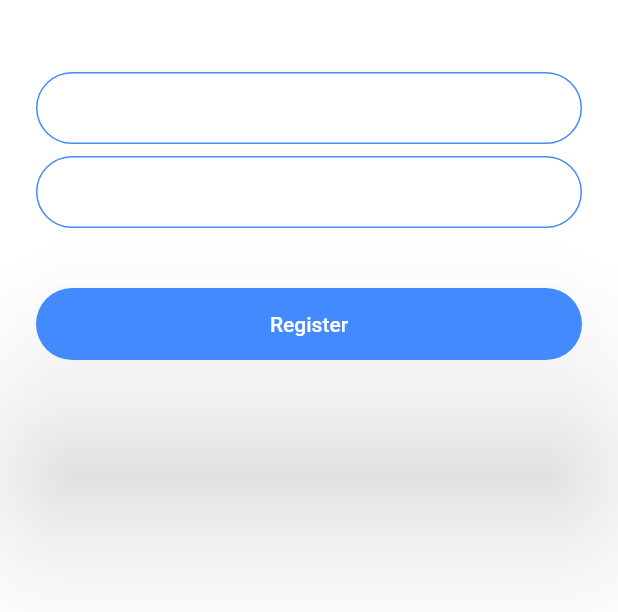
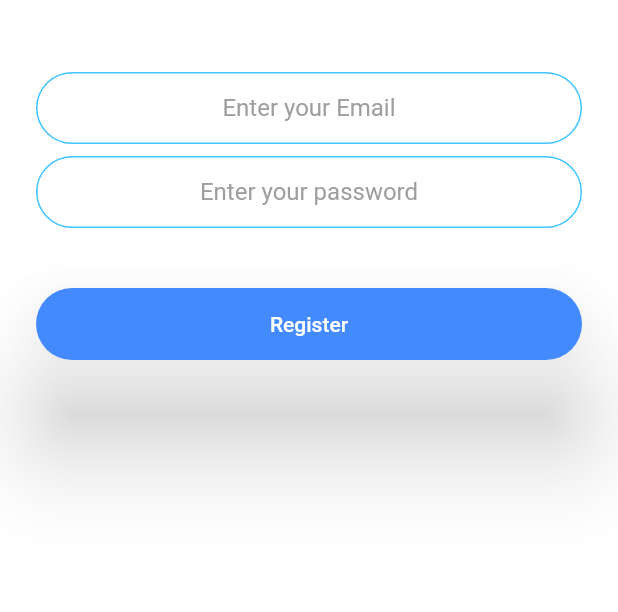
Before and after one commit to aliAbderehman/chatting_app_firebase, a Flutter app: the screen it shows after launch, after a tap on "Register", on a phone screen of 412 x 824 dp, the part 576-1188 px from its top. Run offline on Flutter 3.47's test engine with Material 2 defaults, Android fonts, the phone set to English and light mode, and no system bars; project files that could hold a hidden picture were left out.

Commit message:
updated with firebse

```diff
--- /dev/null
+++ b/lib/component/component.dart
@@ -0,0 +1,90 @@
+import 'package:flutter/material.dart';
+
+class CustomButton extends StatelessWidget {
+  late String? label;
+  Function pressed;
+
+  Color buttonColor;
+
+  CustomButton(
+      {Key? key, this.label, required this.buttonColor, required this.pressed})
+      : super(key: key);
+
+  @override
+  Widget build(BuildContext context) {
+    return Padding(
+      padding: const EdgeInsets.symmetric(vertical: 16.0),
+      child: Material(
+        elevation: 30.0,
+        color: buttonColor,
+        borderRadius: BorderRadius.circular(30.0),
+        child: MaterialButton(
+          onPressed: () => pressed(),
+          minWidth: 200.0,
+          height: 42.0,
+          child: Text(
+            label!,
+          ),
+        ),
+      ),
+    );
+  }
+}
+
+class CustomTextField extends StatelessWidget {
+  late String labelText;
+  TextInputType? keyboard;
+
+  CustomTextField({Key? key, required this.labelText, this.keyboard})
+      : super(key: key);
+
+  bool setObsecure() {
+    if (keyboard == TextInputType.emailAddress) {
+      return false;
+    } else {
+      return true;
+    }
+  }
+
+  @override
+  Widget build(BuildContext context) {
+    return TextField(
+      onChanged: (value) {
+        //Do something with the user input.
+      },
+      style: const TextStyle(color: Colors.black),
+      keyboardType: keyboard,
+      obscureText: setObsecure(),
+      textAlign: TextAlign.center,
+      decoration: InputDecoration(
+        hintText: labelText,
+        hintStyle: const TextStyle(color: Colors.grey),
+        contentPadding:
+            const EdgeInsets.symmetric(vertical: 10.0, horizontal: 20.0),
+        border: const OutlineInputBorder(
+          borderRadius: BorderRadius.all(Radius.circular(32.0)),
+        ),
+        enabledBorder: const OutlineInputBorder(
+          borderSide: BorderSide(color: Colors.lightBlueAccent, width: 1.0),
+          borderRadius: BorderRadius.all(Radius.circular(32.0)),
+        ),
+        focusedBorder: const OutlineInputBorder(
+          borderSide: BorderSide(color: Colors.lightBlueAccent, width: 2.0),
+          borderRadius: BorderRadius.all(Radius.circular(32.0)),
+        ),
+      ),
+    );
+  }
+}
+
+class FlashLogo extends StatelessWidget {
+  double? height;
+  FlashLogo({super.key, this.height});
+  @override
+  Widget build(BuildContext context) {
+    return SizedBox(
+      height: height,
+      child: Image.asset('images/logo.png'),
+    );
+  }
+}
--- a/lib/main.dart
+++ b/lib/main.dart
@@ -4,9 +4,11 @@ import 'package:chatting_app/screens/login_screen.dart';
 import 'package:chatting_app/screens/registration_screen.dart';
 import 'package:chatting_app/screens/chat_screen.dart';
 
-void main() => runApp(FlashChat());
+void main() => runApp(const FlashChat());
 
 class FlashChat extends StatelessWidget {
+  const FlashChat({super.key});
+
   @override
   Widget build(BuildContext context) {
     return MaterialApp(
--- a/lib/screens/registration_screen.dart
+++ b/lib/screens/registration_screen.dart
@@ -1,7 +1,10 @@
 import 'package:flutter/material.dart';
+import '../component/component.dart';
 
 class RegistrationScreen extends StatefulWidget {
   static String id = 'registration_screen';
+
+  const RegistrationScreen({super.key});
   @override
   _RegistrationScreenState createState() => _RegistrationScreenState();
 }
@@ -12,91 +15,42 @@ class _RegistrationScreenState extends State<RegistrationScreen> {
     return Scaffold(
       backgroundColor: Colors.white,
       body: Padding(
-        padding: EdgeInsets.symmetric(horizontal: 24.0),
+        padding: const EdgeInsets.symmetric(horizontal: 24.0),
         child: Column(
           mainAxisAlignment: MainAxisAlignment.center,
           crossAxisAlignment: CrossAxisAlignment.stretch,
           children: <Widget>[
             Hero(
-              tag: 'logo',
-              child: SizedBox(
-                height: 200.0,
-                child: Image.asset('images/logo.png'),
-              ),
-            ),
+                tag: 'logo',
+                child: FlashLogo(
+                  height: 200.0,
+                )),
             const SizedBox(
               height: 48.0,
             ),
-            TextField(
-              onChanged: (value) {
-                //Do something with the user input.
-              },
-              decoration: const InputDecoration(
-                hintText: 'Enter your email',
-                contentPadding:
-                    EdgeInsets.symmetric(vertical: 10.0, horizontal: 20.0),
-                border: OutlineInputBorder(
-                  borderRadius: BorderRadius.all(Radius.circular(32.0)),
-                ),
-                enabledBorder: OutlineInputBorder(
-                  borderSide: BorderSide(color: Colors.blueAccent, width: 1.0),
-                  borderRadius: BorderRadius.all(Radius.circular(32.0)),
-                ),
-                focusedBorder: OutlineInputBorder(
-                  borderSide: BorderSide(color: Colors.blueAccent, width: 2.0),
-                  borderRadius: BorderRadius.all(Radius.circular(32.0)),
-                ),
-              ),
+            CustomTextField(
+              labelText: 'Enter your Email',
+              keyboard: TextInputType.emailAddress,
             ),
             const SizedBox(
               height: 8.0,
             ),
-            TextField(
-              onChanged: (value) {
-                //Do something with the user input.
-              },
-              decoration: const InputDecoration(
-                hintText: 'Enter your password',
-                contentPadding:
-                    EdgeInsets.symmetric(vertical: 10.0, horizontal: 20.0),
-                border: OutlineInputBorder(
-                  borderRadius: BorderRadius.all(Radius.circular(32.0)),
-                ),
-                enabledBorder: OutlineInputBorder(
-                  borderSide: BorderSide(color: Colors.blueAccent, width: 1.0),
-                  borderRadius: BorderRadius.all(Radius.circular(32.0)),
-                ),
-                focusedBorder: OutlineInputBorder(
-                  borderSide: BorderSide(color: Colors.blueAccent, width: 2.0),
-                  borderRadius: BorderRadius.all(Radius.circular(32.0)),
-                ),
-              ),
+            CustomTextField(
+              labelText: 'Enter your password',
+              keyboard: TextInputType.visiblePassword,
             ),
             const SizedBox(
               height: 24.0,
             ),
             Hero(
-              tag: 'registerButton',
-              child: Padding(
-                padding: EdgeInsets.symmetric(vertical: 16.0),
-                child: Material(
-                  color: Colors.blueAccent,
-                  borderRadius: BorderRadius.all(Radius.circular(30.0)),
-                  elevation: 50.0,
-                  child: MaterialButton(
-                    onPressed: () {
-                      //Implement registration functionality.
-                    },
-                    minWidth: 200.0,
-                    height: 42.0,
-                    child: Text(
-                      'Register',
-                      style: TextStyle(color: Colors.white),
-                    ),
-                  ),
-                ),
-              ),
-            ),
+                tag: 'registerButton',
+                child: CustomButton(
+                  buttonColor: Colors.blueAccent,
+                  label: 'Register',
+                  pressed: () {
+                    //do something
+                  },
+                )),
           ],
         ),
       ),
--- a/lib/screens/welcome_screen.dart
+++ b/lib/screens/welcome_screen.dart
@@ -1,9 +1,13 @@
 import 'package:chatting_app/screens/login_screen.dart';
 import 'package:flutter/material.dart';
 import 'registration_screen.dart';
+// import 'package:flutter/animation.dart';
+import '../component/component.dart';
 
 class WelcomeScreen extends StatefulWidget {
   static String id = 'welcome_screen';
+
+  const WelcomeScreen({super.key});
   @override
   _WelcomeScreenState createState() => _WelcomeScreenState();
 }
@@ -12,14 +16,16 @@ class _WelcomeScreenState extends State<WelcomeScreen>
     with TickerProviderStateMixin {
   late AnimationController controller;
   late Animation curveAnim;
-
+  late TextStyleTween textAnimation;
   @override
   void initState() {
     super.initState();
+
     controller = AnimationController(
       vsync: this,
-      duration: const Duration(seconds: 2),
+      duration: const Duration(seconds: 1),
     );
+
     curveAnim = CurvedAnimation(parent: controller, curve: Curves.bounceOut);
 
     controller.forward();
@@ -28,11 +34,16 @@ class _WelcomeScreenState extends State<WelcomeScreen>
     });
 
     controller.addListener((() {
-      print(controller.value);
-
       setState(() {});
     }));
-    print(controller.status);
+
+    textAnimation = TextStyleTween(
+      begin: TextStyle(
+        fontSize: curveAnim.value * 100,
+        fontWeight: FontWeight.w900,
+      ),
+      end: const TextStyle(fontSize: 20),
+    );
   }
 
   @override
@@ -40,7 +51,7 @@ class _WelcomeScreenState extends State<WelcomeScreen>
     return Scaffold(
       backgroundColor: Colors.white,
       body: Padding(
-        padding: EdgeInsets.symmetric(horizontal: 24.0),
+        padding: const EdgeInsets.symmetric(horizontal: 24.0),
         child: Column(
           mainAxisAlignment: MainAxisAlignment.center,
           crossAxisAlignment: CrossAxisAlignment.stretch,
@@ -48,18 +59,15 @@ class _WelcomeScreenState extends State<WelcomeScreen>
             Row(
               children: <Widget>[
                 Hero(
-                  tag: 'logo',
-                  child: SizedBox(
-                    width: curveAnim.value * 100,
-                    child: Image.asset('images/logo.png'),
-                  ),
-                ),
+                    tag: 'logo',
+                    child: FlashLogo(height: curveAnim.value * 80)),
                 Text(
-                  'Flash Chat',
+                  'ፍላሽ ቻት',
+                  // style: textAnimation.evaluate(controller),
                   style: TextStyle(
-                    fontSize: 45.0,
-                    fontWeight: FontWeight.w900,
-                  ),
+                      fontSize: curveAnim.value * 30,
+                      fontWeight: FontWeight.w900,
+                      fontFamily: 'Seat'),
                 ),
               ],
             ),
@@ -68,45 +76,22 @@ class _WelcomeScreenState extends State<WelcomeScreen>
             ),
             Hero(
               tag: 'loginButton',
-              child: Padding(
-                padding: EdgeInsets.symmetric(vertical: 16.0),
-                child: Material(
-                  elevation: 30.0,
-                  color: Colors.lightBlueAccent,
-                  borderRadius: BorderRadius.circular(30.0),
-                  child: MaterialButton(
-                    onPressed: () {
-                      //Go to login screen.
-                      Navigator.pushNamed(context, LoginScreen.id);
-                    },
-                    minWidth: 200.0,
-                    height: 42.0,
-                    child: const Text(
-                      'Log In',
-                    ),
-                  ),
-                ),
+              child: CustomButton(
+                pressed: () {
+                  return Navigator.pushNamed(context, LoginScreen.id);
+                },
+                label: 'Log In',
+                buttonColor: Colors.lightBlueAccent,
               ),
             ),
             Hero(
               tag: 'registerButton',
-              child: Padding(
-                padding: EdgeInsets.symmetric(vertical: 16.0),
-                child: Material(
-                  color: Colors.blueAccent,
-                  borderRadius: BorderRadius.circular(30.0),
-                  elevation: 50.0,
-                  child: MaterialButton(
-                    onPressed: () {
-                      Navigator.pushNamed(context, RegistrationScreen.id);
-                    },
-                    minWidth: 200.0,
-                    height: 42.0,
-                    child: const Text(
-                      'Register',
-                    ),
-                  ),
-                ),
+              child: CustomButton(
+                pressed: () {
+                  return Navigator.pushNamed(context, RegistrationScreen.id);
+                },
+                label: 'Register',
+                buttonColor: Colors.blueAccent,
               ),
             ),
           ],
```
Also changed, not shown: lib/screens/animation.dart (added, +7 -0 lines), lib/screens/chat_screen.dart (+5 -3 lines), lib/screens/login_screen.dart (+20 -70 lines), pubspec.yaml (+16 -5 lines), fonts/Pacifico-Regular.ttf (added), fonts/RubikMoonrocks-Regular.ttf (added), fonts/Seat-Regular.ttf (added), pubspec.lock, 5 other files.
